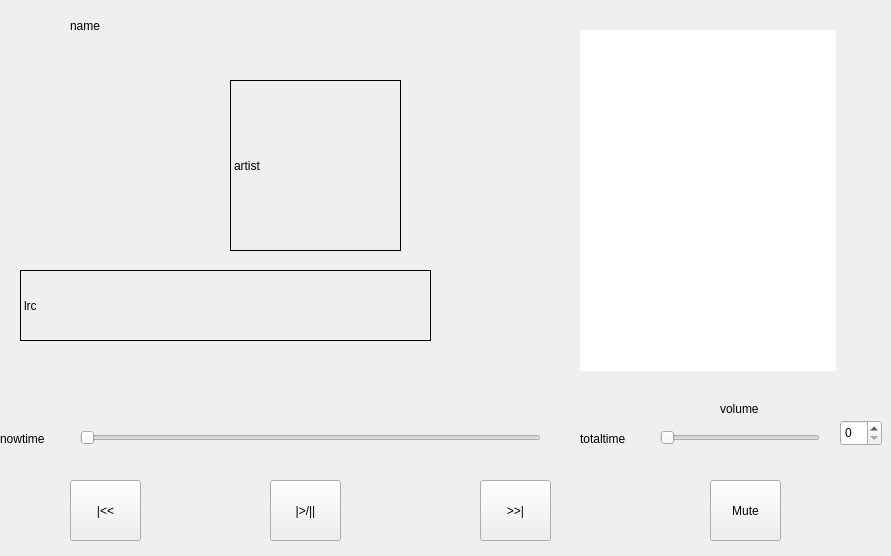
Qt form player.ui (sensationone/Audio_Player2) before a commit.
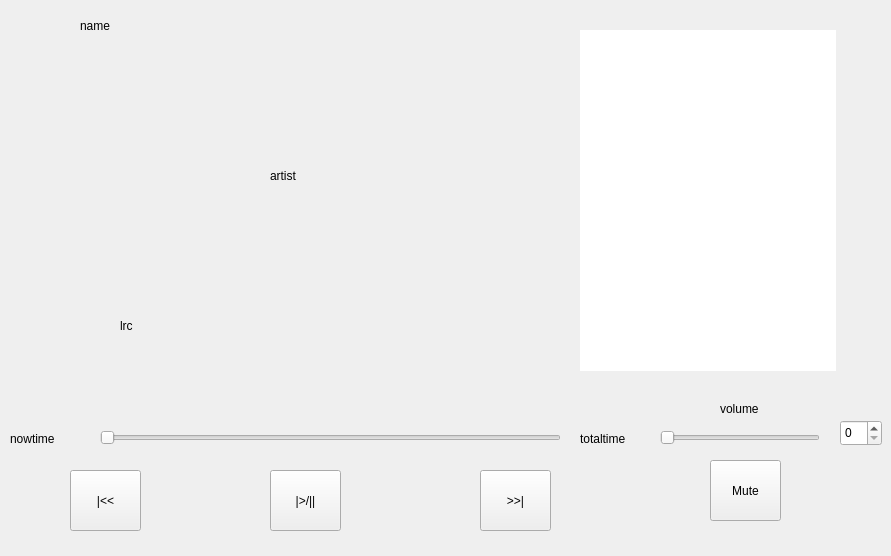
The same form after that commit.

Patch:
```diff
--- a/player.ui
+++ b/player.ui
@@ -16,9 +16,9 @@
   <widget class="QLabel" name="l_name">
    <property name="geometry">
     <rect>
-     <x>70</x>
+     <x>80</x>
      <y>10</y>
-     <width>391</width>
+     <width>411</width>
      <height>31</height>
     </rect>
    </property>
@@ -32,14 +32,14 @@
   <widget class="QLabel" name="l_artist">
    <property name="geometry">
     <rect>
-     <x>230</x>
-     <y>80</y>
-     <width>171</width>
+     <x>270</x>
+     <y>90</y>
+     <width>211</width>
      <height>171</height>
     </rect>
    </property>
    <property name="frameShape">
-    <enum>QFrame::Box</enum>
+    <enum>QFrame::NoFrame</enum>
    </property>
    <property name="text">
     <string>artist</string>
@@ -48,14 +48,14 @@
   <widget class="QLabel" name="l_lrc">
    <property name="geometry">
     <rect>
-     <x>20</x>
-     <y>270</y>
-     <width>411</width>
+     <x>120</x>
+     <y>290</y>
+     <width>351</width>
      <height>71</height>
     </rect>
    </property>
    <property name="frameShape">
-    <enum>QFrame::Box</enum>
+    <enum>QFrame::NoFrame</enum>
    </property>
    <property name="text">
     <string>lrc</string>
@@ -80,7 +80,7 @@
   <widget class="QSlider" name="horizontalSlider">
    <property name="geometry">
     <rect>
-     <x>80</x>
+     <x>100</x>
      <y>430</y>
      <width>461</width>
      <height>16</height>
@@ -120,7 +120,7 @@
    <property name="geometry">
     <rect>
      <x>70</x>
-     <y>480</y>
+     <y>470</y>
      <width>71</width>
      <height>61</height>
     </rect>
@@ -133,7 +133,7 @@
    <property name="geometry">
     <rect>
      <x>270</x>
-     <y>480</y>
+     <y>470</y>
      <width>71</width>
      <height>61</height>
     </rect>
@@ -146,7 +146,7 @@
    <property name="geometry">
     <rect>
      <x>480</x>
-     <y>480</y>
+     <y>470</y>
      <width>71</width>
      <height>61</height>
     </rect>
@@ -159,7 +159,7 @@
    <property name="geometry">
     <rect>
      <x>710</x>
-     <y>480</y>
+     <y>460</y>
      <width>71</width>
      <height>61</height>
     </rect>
@@ -181,15 +181,12 @@
   <widget class="QLabel" name="l_nowtime">
    <property name="geometry">
     <rect>
-     <x>0</x>
+     <x>10</x>
      <y>430</y>
      <width>61</width>
      <height>17</height>
     </rect>
    </property>
-   <property name="styleSheet">
-    <string notr="true"/>
-   </property>
    <property name="text">
     <string>nowtime</string>
    </property>
```
